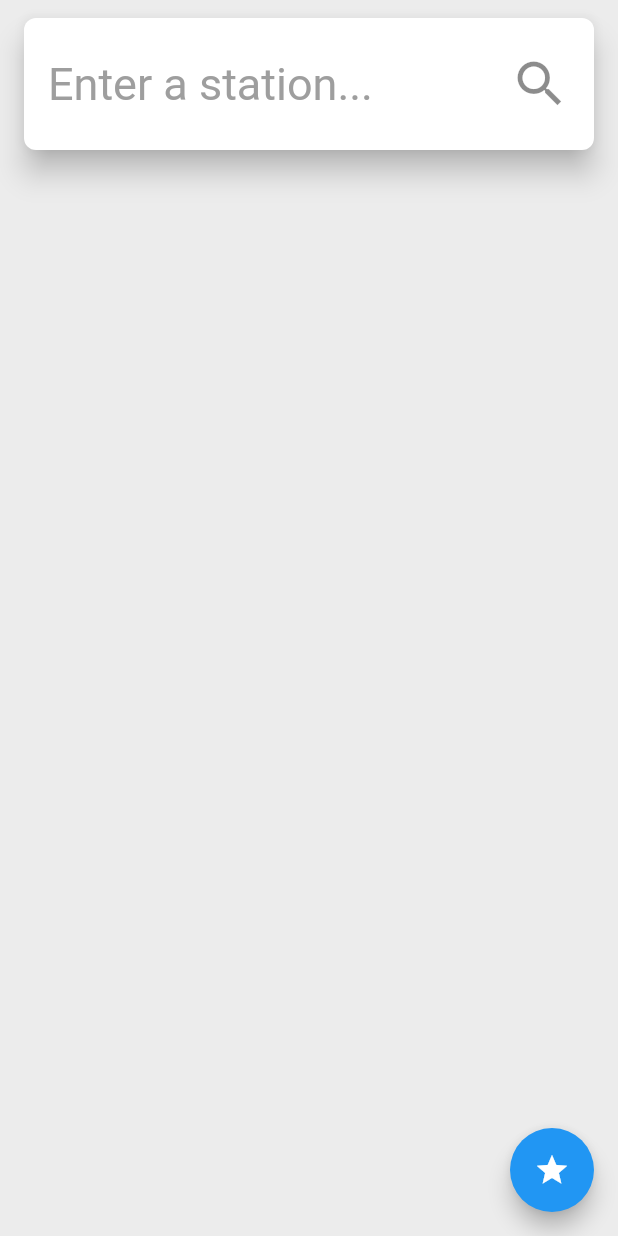
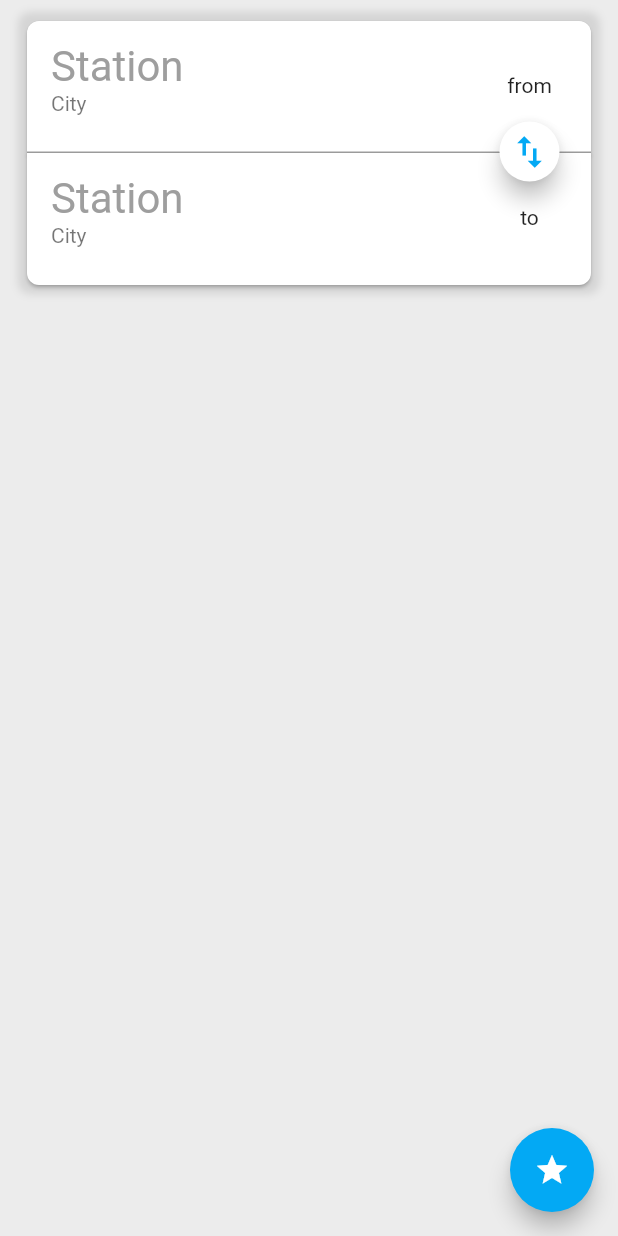
Before and after one commit to notCactus/trip_watcher, a Flutter app: the screen it shows after launch, on a phone screen of 412 x 824 dp. Run offline on Flutter 3.47's test engine with Material 2 defaults, Android fonts, the phone set to English and light mode, and no system bars.

Commit message:
Reworked search widget.

```diff
--- a/lib/main.dart
+++ b/lib/main.dart
@@ -19,7 +19,7 @@ class MyApp extends StatelessWidget {
         title: 'Trip Watcher',
         theme: ThemeData(
           primarySwatch: white,
-          accentColor: Colors.blue,
+          accentColor: Colors.lightBlue,
         ),
         home: HomePage(),
         routes: {
--- a/lib/pages/home_page.dart
+++ b/lib/pages/home_page.dart
@@ -10,18 +10,19 @@ class HomePage extends StatelessWidget {
   Widget build(BuildContext context) {
     return Scaffold(
       body: SafeArea(
-        child: Row(
+        child: Column(
           children: <Widget>[
-            Expanded(
-              child: Search(),
-            ),
+            Search(),
           ],
         ),
       ),
       backgroundColor: const Color(0xFFECECEC),
       floatingActionButton: FloatingActionButton(
         onPressed: () {},
-        child: const Icon(Icons.star),
+        child: const Icon(
+          Icons.star,
+          color: Colors.white,
+        ),
       ),
     );
   }
--- a/lib/providers/new_trip.dart
+++ b/lib/providers/new_trip.dart
@@ -6,13 +6,10 @@ import '../models/stations.dart';
 class NewTrip with ChangeNotifier {
   StopLocation _fromStation;
   StopLocation _toStation;
-  bool _inProgress;
 
   StopLocation get fromStation => _fromStation;
 
   StopLocation get toStation => _toStation;
-
-  bool get inProgress => _inProgress;
 
   set fromStation(StopLocation newStation) {
     _fromStation = newStation;
@@ -23,9 +20,4 @@ class NewTrip with ChangeNotifier {
     _toStation = newStation;
     notifyListeners();
   }
-
-  set inProgress(bool newProgress) {
-    _inProgress = newProgress;
-    notifyListeners();
-  }
 }
--- a/lib/utils/station_searcher.dart
+++ b/lib/utils/station_searcher.dart
@@ -16,7 +16,6 @@ import '../providers/new_trip.dart';
 /// [maxQueryLength] max query length for the request to go to the api.
 Future<Stations> fetchStations(String query, Stations suggestedStations,
     {int minQueryLength = 3, int maxQueryLength = 30}) async {
-  print('Query: $query');
   if (["", null, false, 0].contains(query) ||
       query.length < minQueryLength ||
       query.length > maxQueryLength) {
@@ -49,7 +48,7 @@ Future<Stations> fetchStations(String query, Stations suggestedStations,
 final _debouncer = Debouncer(milliseconds: 500);
 
 /// A SearchDelegate for searching stations.
-class StationSearcher extends SearchDelegate<Stations> {
+class StationSearcher extends SearchDelegate<StopLocation> {
   @override
   String get searchFieldLabel => 'Enter a station...';
 
@@ -88,9 +87,7 @@ class StationSearcher extends SearchDelegate<Stations> {
 
   @override
   Widget buildResults(BuildContext context) {
-    final tripInfo = Provider.of<NewTrip>(context);
-
-    return Text(tripInfo.fromStation.name);
+    return Text('Something went wrong');
   }
 
   @override
@@ -108,6 +105,12 @@ class StationSearcher extends SearchDelegate<Stations> {
       completer.complete(await fetchStations(query, _searchResult));
     });
 
+    void _getTripStation(StopLocation newStopLocation) {
+      tripInfo.fromStation == null
+          ? tripInfo.fromStation = newStopLocation
+          : tripInfo.toStation = newStopLocation;
+    }
+
     stationsFuture = completer.future;
 
     return FutureBuilder(
@@ -118,15 +121,15 @@ class StationSearcher extends SearchDelegate<Stations> {
             _searchResult = snapshot.data;
             return stationSuggestionsList(_searchResult, context,
                 (ctx, newStopLocation) {
-              tripInfo.fromStation = newStopLocation;
-              showResults(ctx);
+              _getTripStation(newStopLocation);
+              close(ctx, newStopLocation);
             });
             break;
           default:
             return stationSuggestionsList(_searchResult, context,
                 (ctx, newStopLocation) {
-              tripInfo.fromStation = newStopLocation;
-              showResults(ctx);
+              _getTripStation(newStopLocation);
+              close(ctx, newStopLocation);
             });
         }
       },
--- a/lib/widgets/search.dart
+++ b/lib/widgets/search.dart
@@ -1,30 +1,138 @@
 import 'package:flutter/material.dart';
+import 'package:provider/provider.dart';
+import 'package:trip_watcher/providers/new_trip.dart';
 
 import '../utils/station_searcher.dart';
 
 class Search extends StatelessWidget {
   @override
   Widget build(BuildContext context) {
+    return Stack(
+      children: <Widget>[
+        Container(
+          margin: EdgeInsets.symmetric(horizontal: 12, vertical: 8),
+          decoration: BoxDecoration(
+            borderRadius: BorderRadius.circular(8),
+            boxShadow: [
+              BoxShadow(
+                blurRadius: 4,
+                color: Colors.grey.withOpacity(0.3),
+              ),
+            ],
+          ),
+          child: Column(
+            mainAxisSize: MainAxisSize.min,
+            children: <Widget>[
+              ChooseStationButton(
+                bottomPadding: 0,
+                bottomLeftBorder: 0,
+                bottomRightBorder: 0,
+              ),
+              Divider(
+                color: Colors.grey,
+                thickness: 1,
+                indent: 6,
+                endIndent: 6,
+                height: 0,
+              ),
+              ChooseStationButton(
+                topPadding: 0,
+                topLeftBorder: 0,
+                topRightBorder: 0,
+              )
+            ],
+          ),
+        ),
+        Positioned(
+          top: 49,
+          right: 15,
+          child: Column(
+            children: <Widget>[
+              Text('from'),
+              SizedBox(
+                height: 12,
+              ),
+              RawMaterialButton(
+                onPressed: () {},
+                elevation: 6,
+                fillColor: Colors.white,
+                child: Icon(
+                  Icons.swap_vert,
+                  size: 28,
+                  color: Colors.lightBlue,
+                ),
+                padding: EdgeInsets.all(6),
+                shape: CircleBorder(),
+              ),
+              SizedBox(
+                height: 12,
+              ),
+              Text('to'),
+            ],
+          ),
+        ),
+      ],
+    );
+  }
+}
+
+class ChooseStationButton extends StatelessWidget {
+  final double topLeftBorder;
+  final double topRightBorder;
+  final double bottomLeftBorder;
+  final double bottomRightBorder;
+  final String title;
+  final String subtitle;
+  final double topPadding;
+  final double bottomPadding;
+
+  const ChooseStationButton({
+    Key key,
+    this.topLeftBorder = 8,
+    this.topRightBorder = 8,
+    this.bottomLeftBorder = 8,
+    this.bottomRightBorder = 8,
+    this.title = 'Station',
+    this.subtitle = 'City',
+    this.topPadding = 6,
+    this.bottomPadding = 6,
+  }) : super(key: key);
+
+  @override
+  Widget build(BuildContext context) {
     return Padding(
-      padding: const EdgeInsets.only(left: 12, right: 12, top: 8, bottom: 8),
+      padding: EdgeInsets.only(
+          left: 6, right: 6, top: topPadding, bottom: bottomPadding),
       child: InkWell(
-        onTap: () {
-          showSearch(context: context, delegate: StationSearcher());
+        onTap: () async {
+          var tester =
+              await showSearch(context: context, delegate: StationSearcher());
+          print(tester.name);
         },
         child: Card(
-          elevation: 8,
-          shape: RoundedRectangleBorder(borderRadius: BorderRadius.circular(8)),
-          child: Padding(
-            padding: const EdgeInsets.symmetric(vertical: 16),
-            child: ListTile(
-              title: Text(
-                'Enter a station...',
-                style: TextStyle(color: Colors.grey, fontSize: 30),
+          margin: EdgeInsets.zero,
+          shape: RoundedRectangleBorder(
+              borderRadius: BorderRadius.only(
+            topLeft: Radius.circular(topLeftBorder),
+            topRight: Radius.circular(topRightBorder),
+            bottomLeft: Radius.circular(bottomLeftBorder),
+            bottomRight: Radius.circular(bottomRightBorder),
+          )),
+          child: ListTile(
+            contentPadding:
+                EdgeInsets.only(left: 16, right: 26, bottom: 8, top: 8),
+            title: Consumer<NewTrip>(
+              builder: (context, newTrip, child) => Text(
+                newTrip.fromStation == null ? title : newTrip.fromStation.name,
+                style: TextStyle(color: Colors.grey, fontSize: 28),
+                overflow: TextOverflow.clip,
+                maxLines: 1,
               ),
-              trailing: Icon(
-                Icons.search,
-                size: 40,
-              ),
+            ),
+            subtitle: Text(
+              subtitle,
+              overflow: TextOverflow.clip,
+              maxLines: 1,
             ),
           ),
         ),
```
